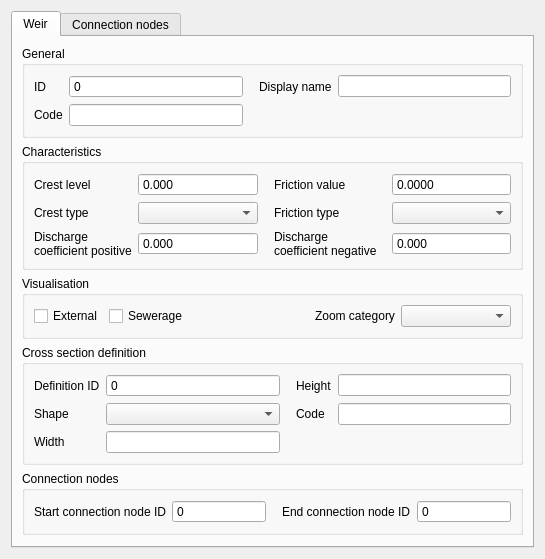
Old version of the form threedi_model_builder/forms/ui/weir.ui in the repository nens/threedi-schematisation-editor.
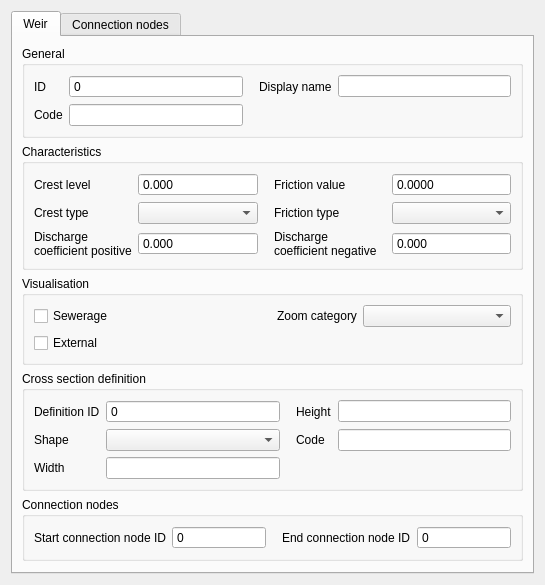
New version of the form. Custom widgets are drawn as their Qt base class.

```diff
--- a/threedi_model_builder/forms/ui/weir.ui
+++ b/threedi_model_builder/forms/ui/weir.ui
@@ -718,7 +718,14 @@
           <string>Visualisation</string>
          </property>
          <layout class="QGridLayout" name="gridLayout_5">
-          <item row="0" column="4">
+          <item row="0" column="1">
+           <widget class="QCheckBox" name="sewerage">
+            <property name="text">
+             <string>Sewerage</string>
+            </property>
+           </widget>
+          </item>
+          <item row="0" column="5">
            <widget class="QComboBox" name="zoom_category">
             <property name="sizePolicy">
              <sizepolicy hsizetype="Expanding" vsizetype="Fixed">
@@ -731,7 +738,23 @@
             </property>
            </widget>
           </item>
-          <item row="0" column="2">
+          <item row="0" column="4">
+           <widget class="QLabel" name="label_16">
+            <property name="locale">
+             <locale language="English" country="UnitedStates"/>
+            </property>
+            <property name="text">
+             <string>Zoom category</string>
+            </property>
+            <property name="alignment">
+             <set>Qt::AlignLeading|Qt::AlignLeft|Qt::AlignVCenter</set>
+            </property>
+            <property name="indent">
+             <number>10</number>
+            </property>
+           </widget>
+          </item>
+          <item row="0" column="3">
            <spacer name="horizontalSpacer">
             <property name="orientation">
              <enum>Qt::Horizontal</enum>
@@ -744,30 +767,7 @@
             </property>
            </spacer>
           </item>
-          <item row="0" column="1">
-           <widget class="QCheckBox" name="sewerage">
-            <property name="text">
-             <string>Sewerage</string>
-            </property>
-           </widget>
-          </item>
-          <item row="0" column="3">
-           <widget class="QLabel" name="label_16">
-            <property name="locale">
-             <locale language="English" country="UnitedStates"/>
-            </property>
-            <property name="text">
-             <string>Zoom category</string>
-            </property>
-            <property name="alignment">
-             <set>Qt::AlignLeading|Qt::AlignLeft|Qt::AlignVCenter</set>
-            </property>
-            <property name="indent">
-             <number>10</number>
-            </property>
-           </widget>
-          </item>
-          <item row="0" column="0">
+          <item row="1" column="1">
            <widget class="QCheckBox" name="external">
             <property name="text">
              <string>External</string>
```
